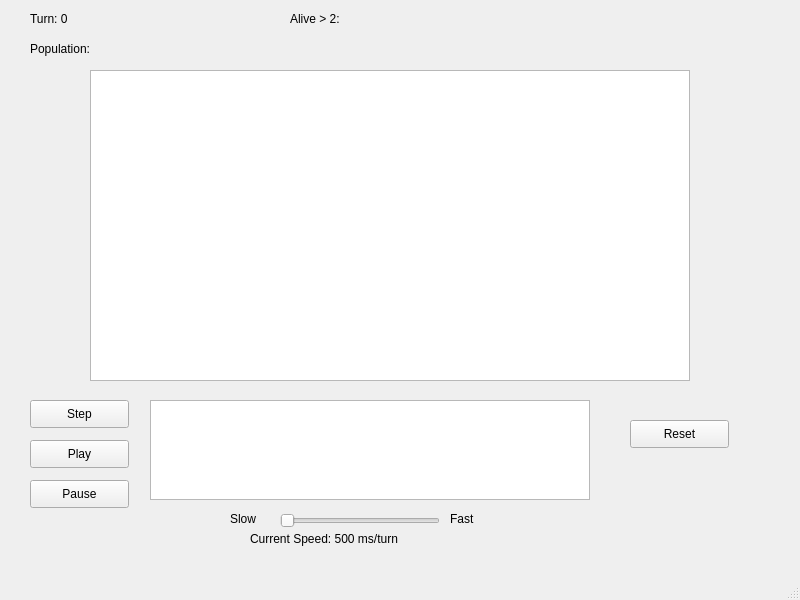
The window that Project/mainwindow.ui (akitomoya616/Ants-Movement-Tracker) describes before a commit, drawn with Qt 5.
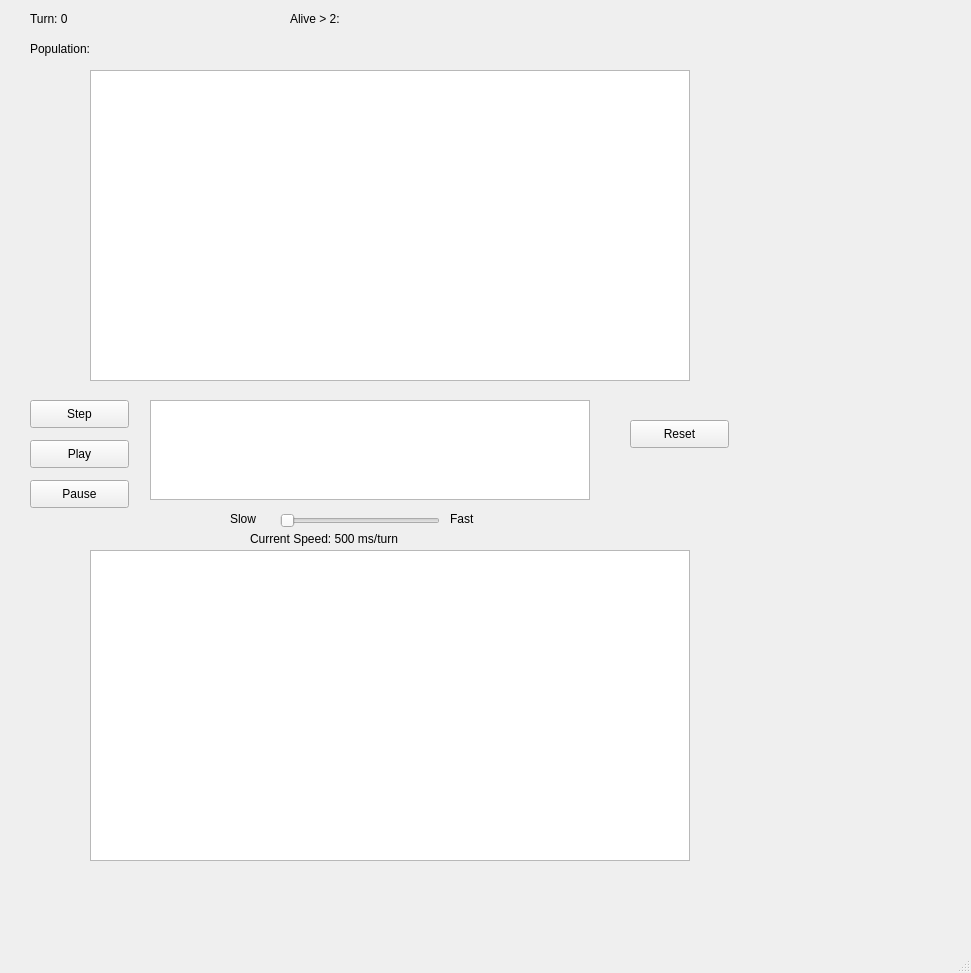
The same window after the commit.

Commit message: add ant army board

What changed in the file:
```diff
--- a/Project/mainwindow.ui
+++ b/Project/mainwindow.ui
@@ -6,8 +6,8 @@
    <rect>
     <x>0</x>
     <y>0</y>
-    <width>800</width>
-    <height>600</height>
+    <width>971</width>
+    <height>973</height>
    </rect>
   </property>
   <property name="windowTitle">
@@ -183,6 +183,16 @@
      <enum>Qt::Horizontal</enum>
     </property>
    </widget>
+   <widget class="QGraphicsView" name="antArmyView">
+    <property name="geometry">
+     <rect>
+      <x>90</x>
+      <y>550</y>
+      <width>600</width>
+      <height>311</height>
+     </rect>
+    </property>
+   </widget>
   </widget>
   <widget class="QMenuBar" name="menubar">
    <property name="geometry">
```
Left out of the diff: 4 changed lines with no effect on the pictures. The commit also changes 2 other files.
